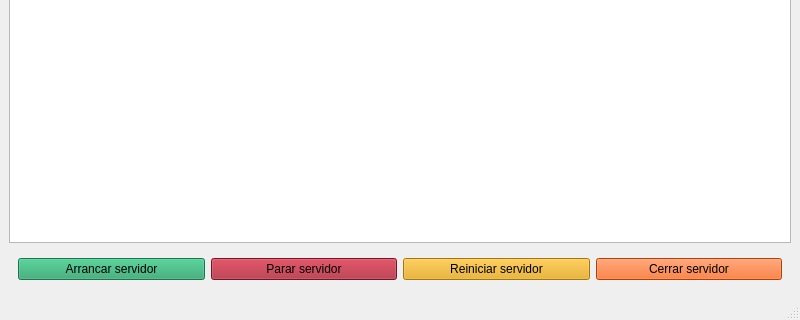
0tomi/Suit, file SuitApiLauncher/mainwindow.ui: the form before one commit; both pictures show x 0 to 800 and y 280 to 600 of the 800 by 600 pixel window.
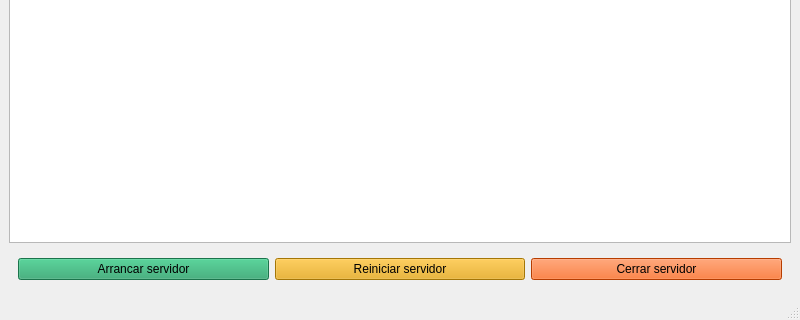
The form after the commit.

Patch:
```diff
--- a/SuitApiLauncher/mainwindow.ui
+++ b/SuitApiLauncher/mainwindow.ui
@@ -39,30 +39,11 @@
          <property name="cursor">
           <cursorShape>PointingHandCursor</cursorShape>
          </property>
-         <property name="autoFillBackground">
-          <bool>false</bool>
-         </property>
          <property name="styleSheet">
           <string notr="true">background-color: rgb(38, 162, 105);</string>
          </property>
          <property name="text">
           <string>Arrancar servidor</string>
-         </property>
-         <property name="flat">
-          <bool>false</bool>
-         </property>
-        </widget>
-       </item>
-       <item>
-        <widget class="QPushButton" name="stop">
-         <property name="cursor">
-          <cursorShape>PointingHandCursor</cursorShape>
-         </property>
-         <property name="styleSheet">
-          <string notr="true">background-color: rgb(165, 29, 45);</string>
-         </property>
-         <property name="text">
-          <string>Parar servidor</string>
          </property>
         </widget>
        </item>
```
Left out of the diff: 2 changed lines with no effect on the pictures.
